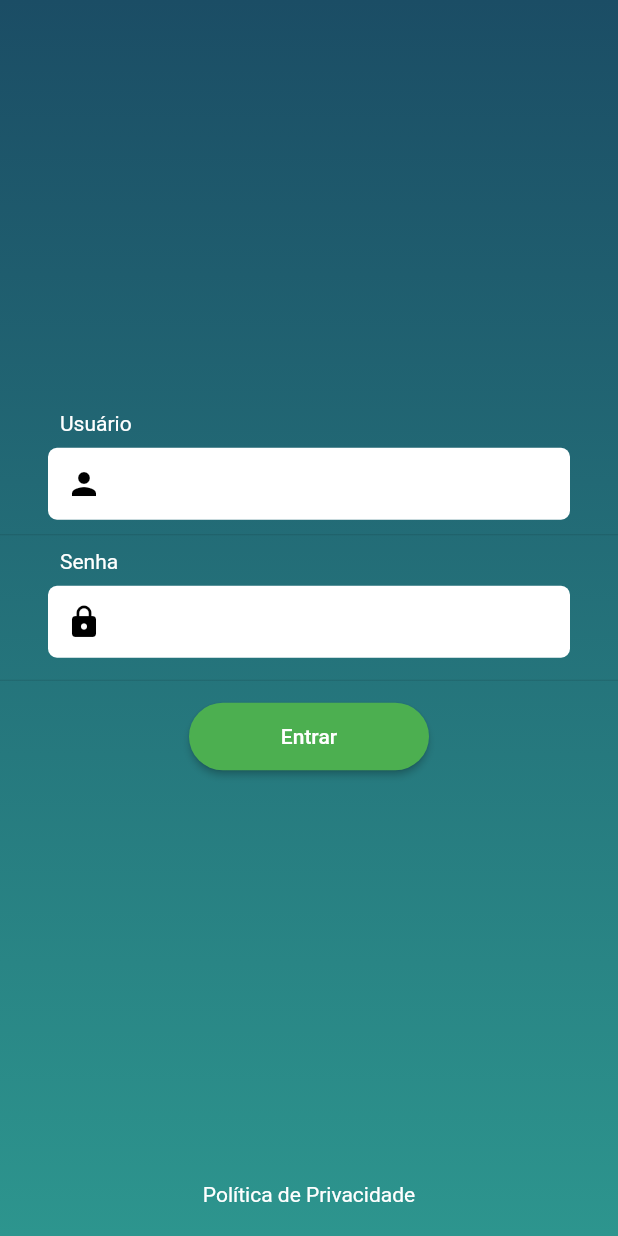
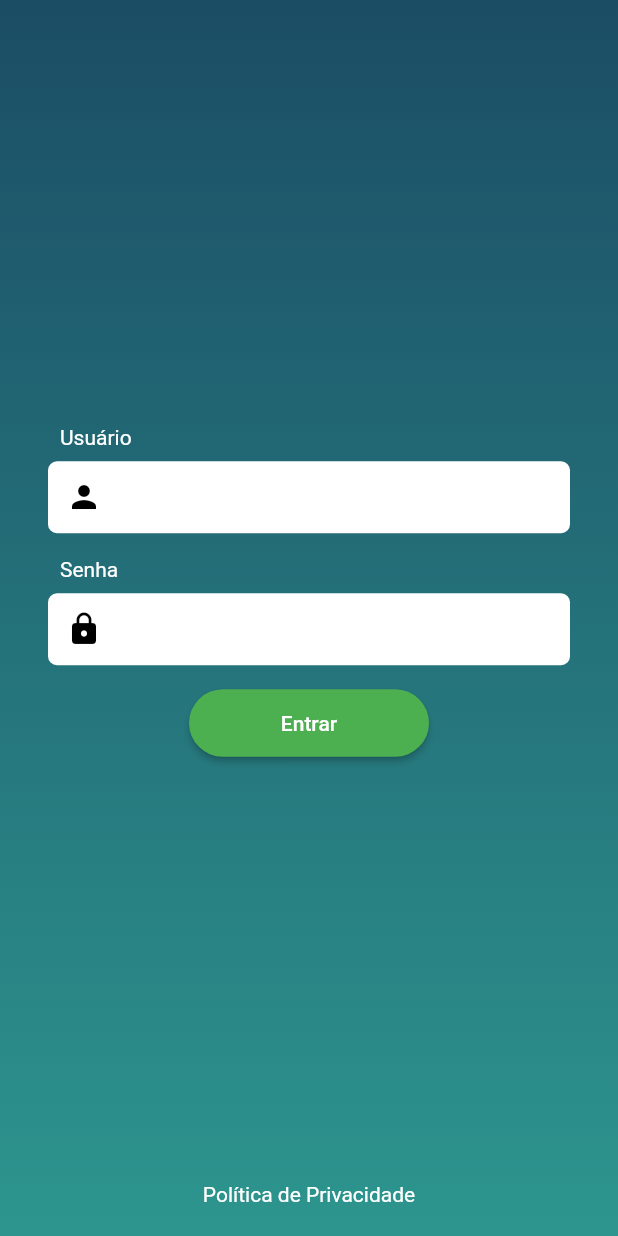
Before and after one commit to xGreatSoulx/TargetProva, a Flutter app: the screen it shows after launch, on a phone screen of 412 x 824 dp. Run offline on Flutter 3.47's test engine with Material 2 defaults, Android fonts, the phone set to English and light mode, and no system bars; our stand-ins replace flutter_mobx, mobx; generated files the repository leaves out were written again.

Commit message:
Deixando Dividers invisíveis

```diff
--- a/target_prova/lib/pages/login_page.dart
+++ b/target_prova/lib/pages/login_page.dart
@@ -55,7 +55,13 @@ class _LoginPageState extends State<LoginPage> {
                   return null;
                 },
               ),
-              const Divider(height: 20),
+              const Visibility(
+                visible: false,
+                maintainSize: true,
+                maintainAnimation: true,
+                maintainState: true,
+                child: Divider(),
+              ),
               CustomTextFormField(
                 controller: senhaController,
                 labelText: 'Senha',
@@ -73,7 +79,13 @@ class _LoginPageState extends State<LoginPage> {
                   return null;
                 },
               ),
-              const Divider(height: 30),
+              const Visibility(
+                visible: false,
+                maintainSize: true,
+                maintainAnimation: true,
+                maintainState: true,
+                child: Divider(),
+              ),
               SizedBox(
                 width: 160,
                 height: 45,
```
